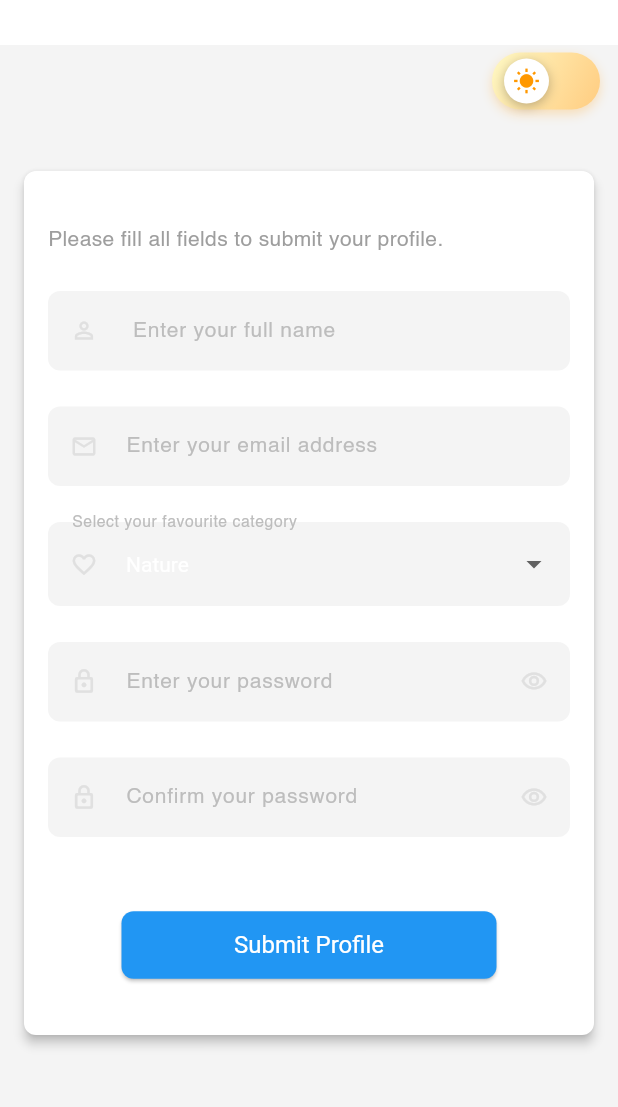
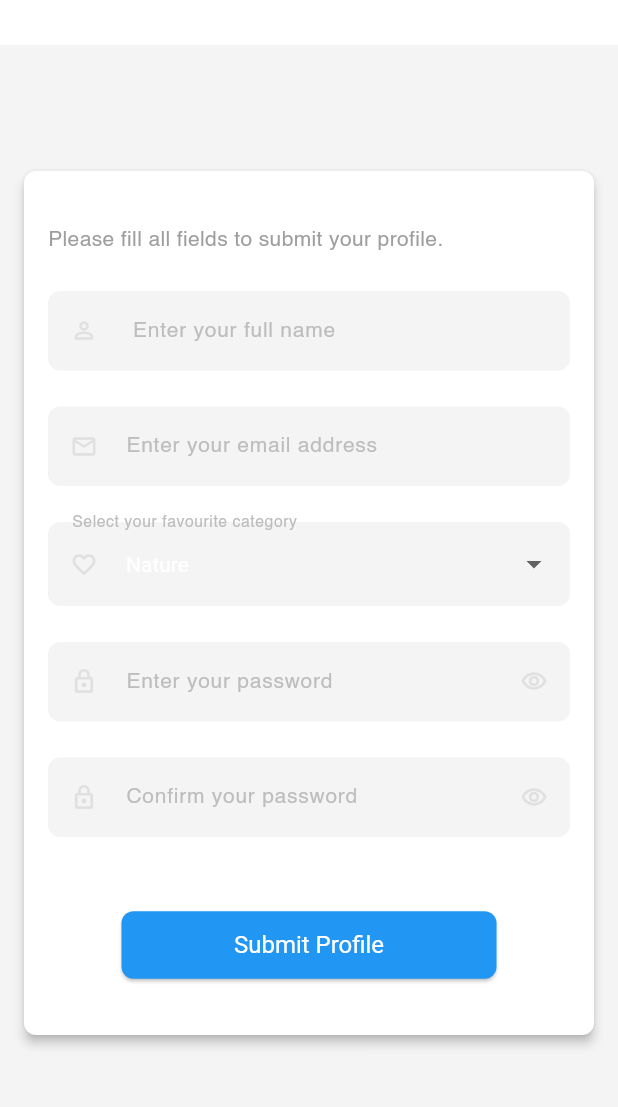
Before and after one commit to okelloEnos/Pixabay, a Flutter app: the ProfilePage screen opened by its route, on a phone screen of 412 x 824 dp, the part 75-1182 px from its top. Run offline on Flutter 3.47's test engine with Material 3 defaults, Android fonts, the phone set to English and light mode, and no system bars; our stand-ins replace bloc, cached_network_image, dio, envied, equatable, flutter_animate and 10 more; generated files the repository leaves out were written again; network calls fail.

Commit message:
theme logic

```diff
--- a/lib/features/dashboard/ui/pages/dashboard.dart
+++ b/lib/features/dashboard/ui/pages/dashboard.dart
@@ -121,21 +121,21 @@ class Dashboard extends StatelessWidget {
                                         : Padding(
                                             padding: const EdgeInsets.only(top: 50),
                                             child: child),
-                                    Positioned(
-                                      top: 5.0,
-                                      right: 0,
-                                      child: Padding(
-                                        padding: const EdgeInsets.symmetric(horizontal: 12),
-                                        child: Center(
-                                          child: CustomThemeSwitch(
-                                            isDarkMode: Theme.of(context).brightness == Brightness.dark,
-                                            onChanged: (f){
-                                              context.read<PixabayThemeCubit>().toggleTheme();
-                                            },
-                                          ),
-                                        ),
-                                      ),
-                                    ),
+                                    // Positioned(
+                                    //   top: 5.0,
+                                    //   right: 0,
+                                    //   child: Padding(
+                                    //     padding: const EdgeInsets.symmetric(horizontal: 12),
+                                    //     child: Center(
+                                    //       child: CustomThemeSwitch(
+                                    //         isDarkMode: Theme.of(context).brightness == Brightness.dark,
+                                    //         onChanged: (f){
+                                    //           context.read<PixabayThemeCubit>().toggleTheme();
+                                    //         },
+                                    //       ),
+                                    //     ),
+                                    //   ),
+                                    // ),
                                   ],
                                 ),
                               ),
--- a/lib/features/dashboard/ui/widgets/photo_card.dart
+++ b/lib/features/dashboard/ui/widgets/photo_card.dart
@@ -36,11 +36,10 @@ class _PhotoCardState extends State<PhotoCard> {
       ),
       child: Card(
         elevation: 1.0,
-        surfaceTintColor: Colors.white,
+        surfaceTintColor: Theme.of(context).colorScheme.onPrimary,
         shape: RoundedRectangleBorder(borderRadius: BorderRadius.circular(8.0)),
         clipBehavior: Clip.antiAlias,
         child: InkWell(
-          onTap: () {}, // open details
           hoverColor: Colors.black12,
           onHover: (isHovering) {
             setState(() {
@@ -80,7 +79,7 @@ class _PhotoCardState extends State<PhotoCard> {
               Container(
                 height: 1.0,
                 width: double.infinity,
-                color: Colors.grey.shade100,
+                color: Theme.of(context).hintColor.withOpacity(0.1),
               ),
               Expanded(
                 child: Padding(
```
Also changed, not shown: lib/core/app_theme.dart (+4 -6 lines), lib/core/constants/colors.dart (+0 -13 lines), lib/features/dashboard/ui/widgets/author_and_chips.dart (+7 -7 lines), lib/features/dashboard/ui/widgets/theme_widget.dart (+0 -104 lines).
